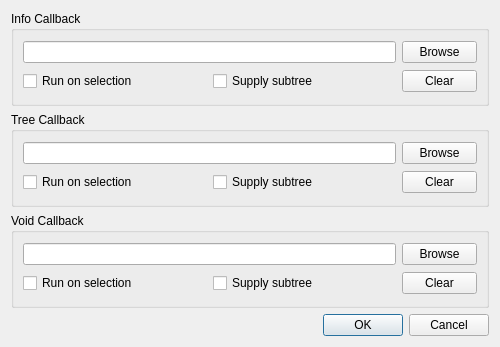
eldridgejm/denali, file qtgui/CallbacksDialog.ui: the form before one commit.
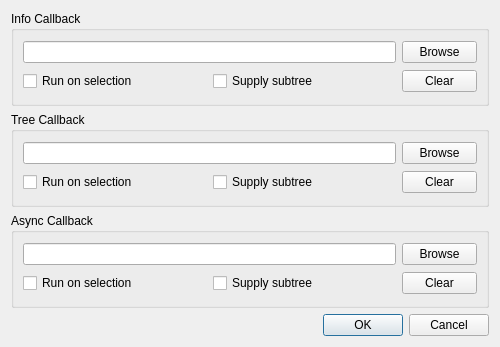
The form after the commit.

Commit message: Switched void callback to async.

```diff
--- a/qtgui/CallbacksDialog.ui
+++ b/qtgui/CallbacksDialog.ui
@@ -139,7 +139,7 @@
    <item>
     <widget class="QGroupBox" name="groupBox_3">
      <property name="title">
-      <string>Void Callback</string>
+      <string>Async Callback</string>
      </property>
      <layout class="QGridLayout" name="gridLayout_3">
       <item row="0" column="2">
```
Left out of the diff: 10 changed lines with no effect on the pictures. The commit also changes 5 other files.
